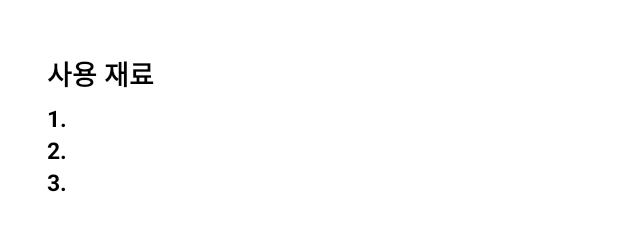
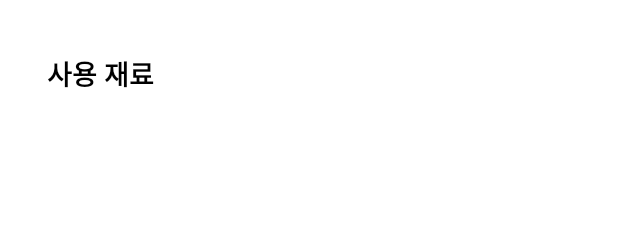
Before and after one commit to hajg0077/whatEat, an Android app: the layout activity_detail.xml on its own in the app's theme, with its tools: preview values and no code run, on a phone screen of 412 x 824 dp. Shown: the part 666-897 px from the top of the screen. Run offline under Robolectric (Android 15) with nearby library versions, the phone set to English and light mode, and no system bars.

Commit message:
12-14) 테스트용 로컬아이디 비밀번호를 사용한 로그인과 회원가입을 구현하였지만 프래그먼트상에서 작동이 안된다 해결요망 12-20) firebase에서 데이터 불러오기가 안됌 12-21) 상세정보보기 액티비티 만듦 12-27) 프래그먼트에서 클릭 이벤트로 상세정보보기 액티비티로 안 넘어가짐

```diff
--- a/app/build.gradle
+++ b/app/build.gradle
@@ -2,6 +2,8 @@ plugins {
     id 'com.android.application'
     id 'kotlin-android'
     id 'com.google.gms.google-services'
+    //모델의 직렬화를 위하여 사용
+    id 'kotlin-parcelize'
 }
 
 android {
@@ -67,6 +69,6 @@ dependencies {
     implementation 'com.google.firebase:firebase-storage-ktx'
 
 
-    //facebook
+    //facebook로그인
     implementation 'com.facebook.android:facebook-login:8.2.0'
 }
--- a/app/src/main/AndroidManifest.xml
+++ b/app/src/main/AndroidManifest.xml
@@ -37,6 +37,7 @@
                 <data android:scheme="@string/fb_login_protocol_scheme" />
             </intent-filter>
         </activity>
+        <activity android:name=".DatailActivity"/>
 
 
     </application>
--- a/app/src/main/java/com/example/whateat/mainmenu/MainMenuAdapter.kt
+++ b/app/src/main/java/com/example/whateat/mainmenu/MainMenuAdapter.kt
@@ -11,13 +11,17 @@ import com.example.whateat.databinding.ItemMainmenuBinding
 
 
 
-class MainMenuAdapter: ListAdapter<MainMenuModel, MainMenuAdapter.ViewHolder>(diffUtil) {
+class MainMenuAdapter(private val itemClickedListener: (MainMenuModel) -> Unit): ListAdapter<MainMenuModel, MainMenuAdapter.ViewHolder>(diffUtil) {
 
     inner class ViewHolder(private val binding: ItemMainmenuBinding) : RecyclerView.ViewHolder(binding.root){
 
         fun bind(mainMenuModel: MainMenuModel){
                 binding.titleTextView.text = mainMenuModel.title
                 binding.ingredientsTextView.text = mainMenuModel.ingredients
+
+                binding.root.setOnClickListener{
+                    itemClickedListener(mainMenuModel)
+                }
 
                 if (mainMenuModel.imageUrl.isNotEmpty()){
                     Glide.with(binding.thumbnailImageView)
--- a/app/src/main/res/layout/activity_detail.xml
+++ b/app/src/main/res/layout/activity_detail.xml
@@ -10,6 +10,7 @@
         android:layout_height="wrap_content"
         app:layout_constraintBottom_toBottomOf="parent"
         app:layout_constraintEnd_toEndOf="parent"
+        app:layout_constraintHorizontal_bias="0.0"
         app:layout_constraintStart_toStartOf="parent"
         app:layout_constraintTop_toTopOf="parent">
 
@@ -22,6 +23,7 @@
                 android:layout_width="0dp"
                 android:layout_height="wrap_content"
                 android:layout_marginTop="16dp"
+                android:layout_marginEnd="26dp"
                 android:maxLines="1"
                 android:textColor="@color/black"
                 android:textSize="24sp"
@@ -63,79 +65,32 @@
                 android:textColor="@color/black"
                 android:textSize="18sp"
                 android:textStyle="bold"
-                app:layout_constraintEnd_toEndOf="parent"
+                app:layout_constraintEnd_toEndOf="@id/titleTextView"
                 app:layout_constraintStart_toStartOf="@id/thumbnailImageView"
                 app:layout_constraintTop_toBottomOf="@id/thumbnailImageView" />
 
+
             <TextView
-                android:id="@+id/one"
+                android:id="@+id/ingredients"
                 android:layout_width="0dp"
                 android:layout_height="wrap_content"
-                android:layout_marginTop="5dp"
-                android:layout_marginEnd="365dp"
-                android:text="@string/_1"
-                android:textColor="@color/black"
-                android:textSize="15sp"
-                android:textStyle="bold"
-                app:layout_constraintEnd_toEndOf="parent"
-                app:layout_constraintStart_toStartOf="@id/thumbnailImageView"
+                android:layout_marginTop="10dp"
+                android:maxLines="1"
+                android:textSize="14sp"
+                app:layout_constraintEnd_toEndOf="@id/ingredientsTextView"
+                app:layout_constraintStart_toStartOf="@id/ingredientsTextView"
                 app:layout_constraintTop_toBottomOf="@id/ingredientsTextView" />
 
             <TextView
-                android:id="@+id/ingredientsOne"
+                android:id="@+id/hyperlink"
                 android:layout_width="0dp"
                 android:layout_height="wrap_content"
-                android:maxLines="1"
+                android:layout_marginTop="20dp"
+                android:textColor="@color/com_facebook_blue"
                 android:textSize="14sp"
-                app:layout_constraintEnd_toEndOf="parent"
-                app:layout_constraintStart_toEndOf="@id/one"
-                app:layout_constraintTop_toTopOf="@id/one" />
-
-            <TextView
-                android:id="@+id/two"
-                android:layout_width="0dp"
-                android:layout_height="wrap_content"
-                android:layout_marginEnd="365dp"
-                android:text="@string/_2"
-                android:textColor="@color/black"
-                android:textSize="15sp"
-                android:textStyle="bold"
-                app:layout_constraintEnd_toEndOf="parent"
-                app:layout_constraintStart_toStartOf="@id/thumbnailImageView"
-                app:layout_constraintTop_toBottomOf="@id/one" />
-
-            <TextView
-                android:id="@+id/ingredientsTwo"
-                android:layout_width="0dp"
-                android:layout_height="wrap_content"
-                android:maxLines="1"
-                android:textSize="14sp"
-                app:layout_constraintEnd_toEndOf="parent"
-                app:layout_constraintStart_toEndOf="@id/two"
-                app:layout_constraintTop_toTopOf="@id/two" />
-
-            <TextView
-                android:id="@+id/three"
-                android:layout_width="0dp"
-                android:layout_height="wrap_content"
-                android:layout_marginEnd="365dp"
-                android:text="@string/_3"
-                android:textColor="@color/black"
-                android:textSize="15sp"
-                android:textStyle="bold"
-                app:layout_constraintEnd_toEndOf="parent"
-                app:layout_constraintStart_toStartOf="@id/thumbnailImageView"
-                app:layout_constraintTop_toBottomOf="@id/two" />
-
-            <TextView
-                android:id="@+id/ingredientsThree"
-                android:layout_width="0dp"
-                android:layout_height="wrap_content"
-                android:maxLines="1"
-                android:textSize="14sp"
-                app:layout_constraintEnd_toEndOf="parent"
-                app:layout_constraintStart_toEndOf="@id/three"
-                app:layout_constraintTop_toTopOf="@id/three" />
+                app:layout_constraintEnd_toEndOf="@id/ingredients"
+                app:layout_constraintStart_toStartOf="@id/ingredients"
+                app:layout_constraintTop_toBottomOf="@id/ingredients" />
 
 
         </androidx.constraintlayout.widget.ConstraintLayout>
```
Also changed, not shown: app/src/main/java/com/example/whateat/DatailActivity.kt (+15 -2 lines), app/src/main/java/com/example/whateat/mainmenu/MainMenuFragment.kt (+11 -4 lines), app/src/main/java/com/example/whateat/mainmenu/MainMenuModel.kt (+11 -4 lines).
